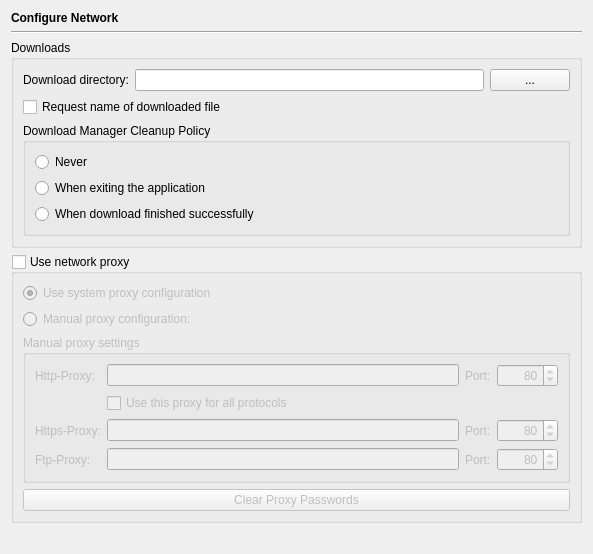
Qt form Preferences/ConfigurationPages/NetworkPage.ui (testmana2/test) before a commit.
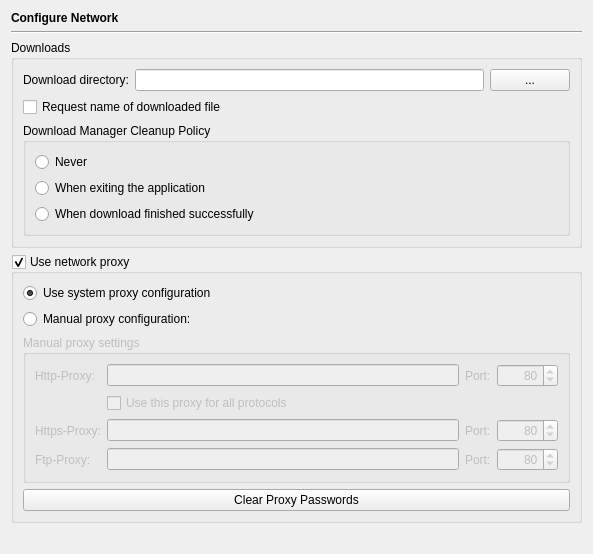
The same form after that commit.

Commit message: Fixed an issue with the Network configuration page.

```diff
--- a/Preferences/ConfigurationPages/NetworkPage.ui
+++ b/Preferences/ConfigurationPages/NetworkPage.ui
@@ -129,7 +129,7 @@
       <bool>true</bool>
      </property>
      <property name="checked">
-      <bool>false</bool>
+      <bool>true</bool>
      </property>
      <layout class="QVBoxLayout" name="verticalLayout">
       <item>
```
